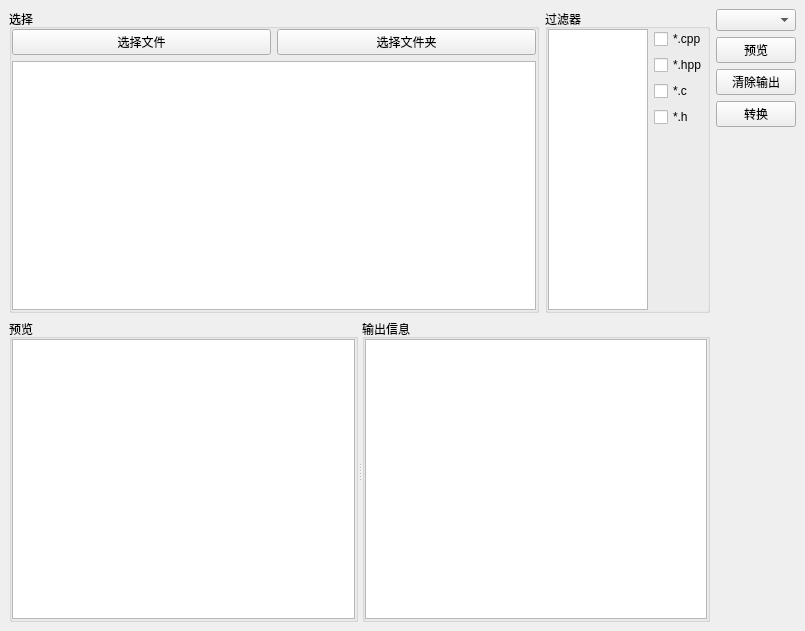
First picture: the form in mainwindow.ui, repository xiayuanzhang/EncodeHelper, before the edit.
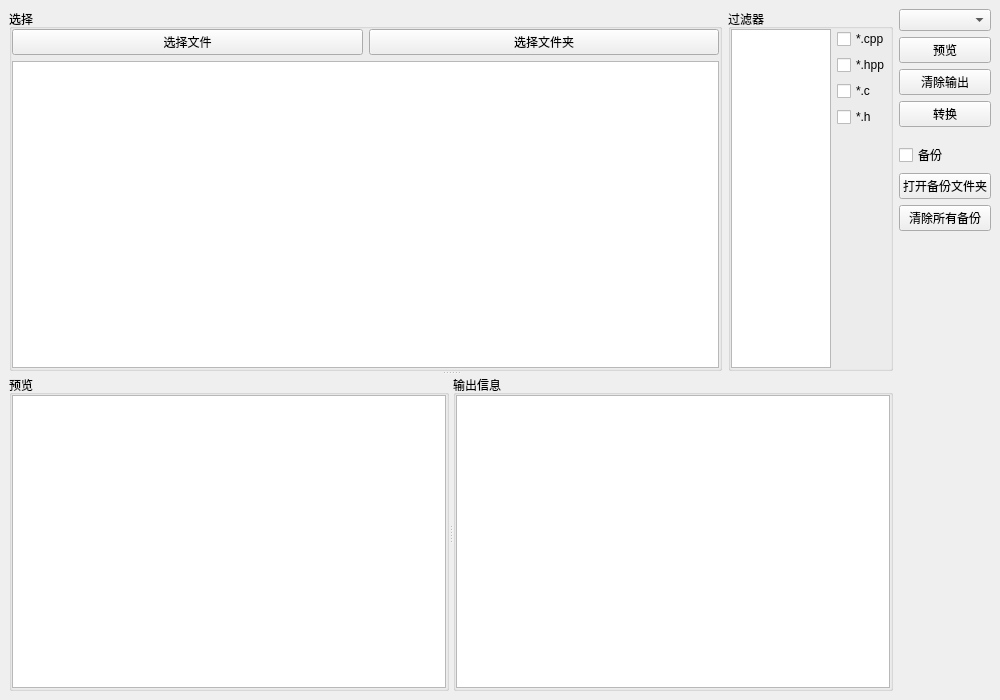
Second picture: the form after the edit.

Patch:
```diff
--- a/mainwindow.ui
+++ b/mainwindow.ui
@@ -6,18 +6,27 @@
    <rect>
     <x>0</x>
     <y>0</y>
-    <width>805</width>
-    <height>631</height>
+    <width>1000</width>
+    <height>700</height>
    </rect>
   </property>
+  <property name="minimumSize">
+   <size>
+    <width>1000</width>
+    <height>700</height>
+   </size>
+  </property>
   <property name="windowTitle">
    <string>MainWindow</string>
   </property>
   <widget class="QWidget" name="centralwidget">
-   <layout class="QHBoxLayout" name="horizontalLayout_3">
+   <layout class="QHBoxLayout" name="horizontalLayout_3" stretch="1,0">
     <item>
-     <layout class="QVBoxLayout" name="verticalLayout_8" stretch="1,1">
-      <item>
+     <widget class="QSplitter" name="splitter_2">
+      <property name="orientation">
+       <enum>Qt::Orientation::Vertical</enum>
+      </property>
+      <widget class="QWidget" name="">
        <layout class="QHBoxLayout" name="horizontalLayout_4" stretch="1,0">
         <item>
          <widget class="QGroupBox" name="groupBox_2">
@@ -146,8 +155,7 @@
          </widget>
         </item>
        </layout>
-      </item>
-      <item>
+      </widget>
        <widget class="QSplitter" name="splitter">
         <property name="orientation">
          <enum>Qt::Orientation::Horizontal</enum>
@@ -201,8 +209,7 @@
          </layout>
         </widget>
        </widget>
-      </item>
-     </layout>
+     </widget>
     </item>
     <item>
      <layout class="QVBoxLayout" name="verticalLayout_7">
@@ -230,6 +237,43 @@
         </property>
        </widget>
       </item>
+      <item>
+       <spacer name="verticalSpacer_3">
+        <property name="orientation">
+         <enum>Qt::Orientation::Vertical</enum>
+        </property>
+        <property name="sizeType">
+         <enum>QSizePolicy::Policy::Fixed</enum>
+        </property>
+        <property name="sizeHint" stdset="0">
+         <size>
+          <width>10</width>
+          <height>10</height>
+         </size>
+        </property>
+       </spacer>
+      </item>
+      <item>
+       <widget class="QCheckBox" name="checkBoxBack">
+        <property name="text">
+         <string>备份</string>
+        </property>
+       </widget>
+      </item>
+      <item>
+       <widget class="QPushButton" name="pushButtonBackFolder">
+        <property name="text">
+         <string>打开备份文件夹</string>
+        </property>
+       </widget>
+      </item>
+      <item>
+       <widget class="QPushButton" name="pushButtonBackClear">
+        <property name="text">
+         <string>清除所有备份</string>
+        </property>
+       </widget>
+      </item>
       <item>
        <spacer name="verticalSpacer_2">
         <property name="orientation">
```
Lines whose indentation alone changed are shown as unchanged.
